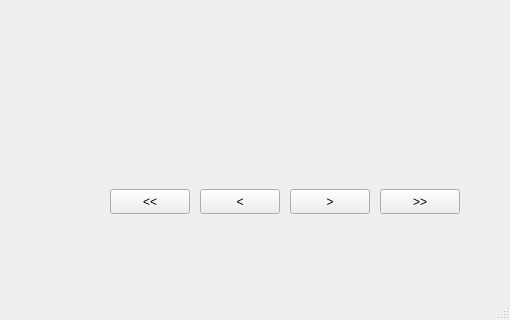
The window that mainwindow.ui (Minei3oat/MCut) describes before a commit, drawn with Qt 5; both pictures show x 290 to 800 and y 280 to 600 of the 800 by 600 pixel window.
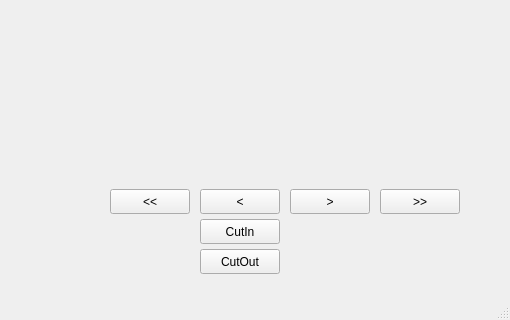
The same window after the commit. Icons and pictures are not drawn.

Commit message: Single video cut with working transcoding

```diff
--- a/mainwindow.ui
+++ b/mainwindow.ui
@@ -66,6 +66,58 @@
      <string/>
     </property>
    </widget>
+   <widget class="QPushButton" name="set_cut_out">
+    <property name="geometry">
+     <rect>
+      <x>490</x>
+      <y>510</y>
+      <width>80</width>
+      <height>25</height>
+     </rect>
+    </property>
+    <property name="text">
+     <string>CutOut</string>
+    </property>
+   </widget>
+   <widget class="QPushButton" name="set_cut_in">
+    <property name="geometry">
+     <rect>
+      <x>490</x>
+      <y>480</y>
+      <width>80</width>
+      <height>25</height>
+     </rect>
+    </property>
+    <property name="text">
+     <string>CutIn</string>
+    </property>
+   </widget>
+   <widget class="QLabel" name="cut_in_pos">
+    <property name="geometry">
+     <rect>
+      <x>580</x>
+      <y>480</y>
+      <width>81</width>
+      <height>25</height>
+     </rect>
+    </property>
+    <property name="text">
+     <string/>
+    </property>
+   </widget>
+   <widget class="QLabel" name="cut_out_pos">
+    <property name="geometry">
+     <rect>
+      <x>580</x>
+      <y>510</y>
+      <width>81</width>
+      <height>25</height>
+     </rect>
+    </property>
+    <property name="text">
+     <string/>
+    </property>
+   </widget>
    <widget class="QPushButton" name="prev_frame_2">
     <property name="geometry">
      <rect>
```
Left out of the diff: 21 changed lines with no effect on the pictures. The commit also changes 2 other files.
